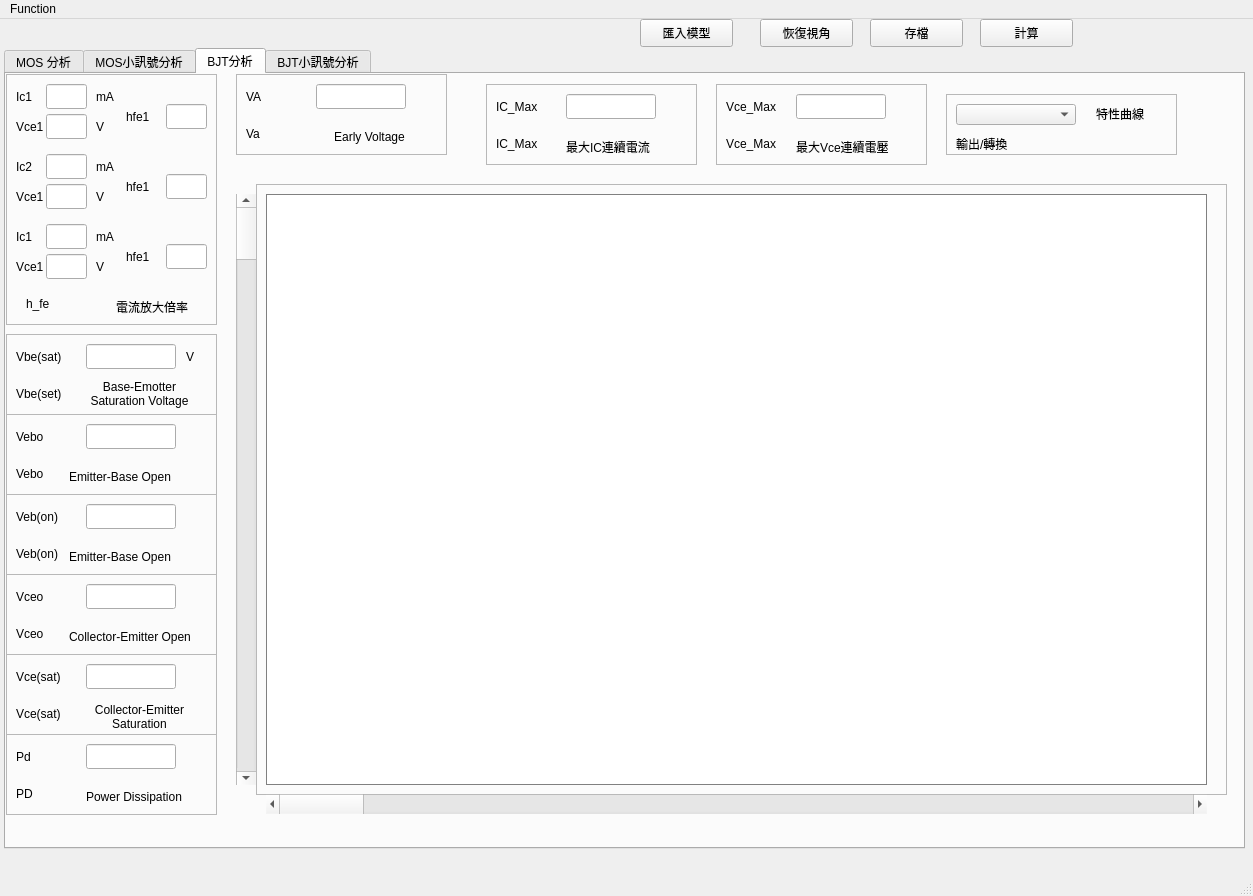
This is ui/mosandbjt.ui in markscat/MOSandBJT as Qt 5 draws it before an edit. The edited form follows.
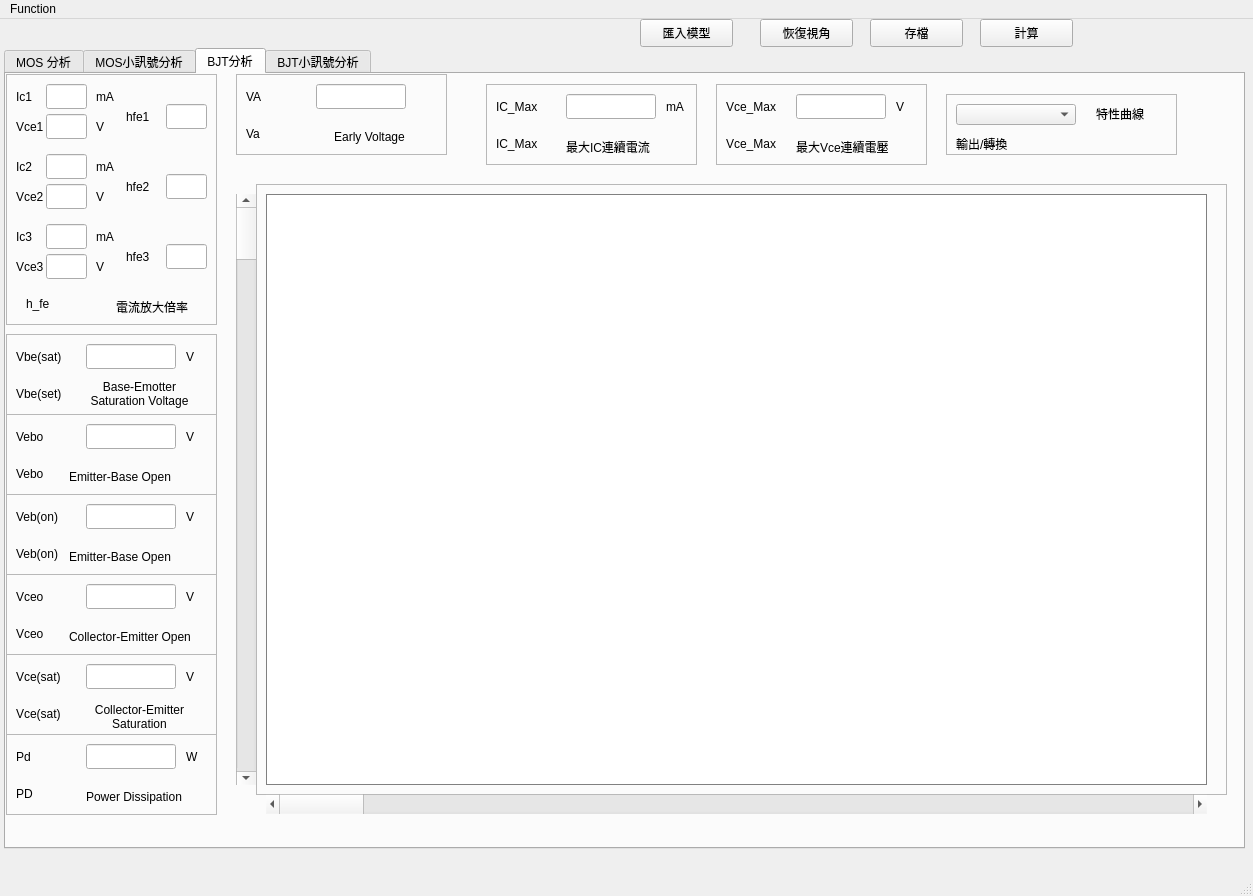
This is the edited form. Custom widgets are drawn as their Qt base class.

```diff
--- a/ui/mosandbjt.ui
+++ b/ui/mosandbjt.ui
@@ -1184,7 +1184,7 @@
         </rect>
        </property>
        <property name="text">
-        <string>Vce1</string>
+        <string>Vce2</string>
        </property>
       </widget>
       <widget class="QLineEdit" name="IC_Beta2_lineEdit">
@@ -1207,7 +1207,7 @@
         </rect>
        </property>
        <property name="text">
-        <string>hfe1</string>
+        <string>hfe2</string>
        </property>
       </widget>
       <widget class="QLineEdit" name="Beta2_lineEdit">
@@ -1250,7 +1250,7 @@
         </rect>
        </property>
        <property name="text">
-        <string>hfe1</string>
+        <string>hfe3</string>
        </property>
       </widget>
       <widget class="QLabel" name="label_58">
@@ -1263,7 +1263,7 @@
         </rect>
        </property>
        <property name="text">
-        <string>Ic1</string>
+        <string>Ic3</string>
        </property>
       </widget>
       <widget class="QLineEdit" name="VCE_Beta3_lineEdit">
@@ -1296,7 +1296,7 @@
         </rect>
        </property>
        <property name="text">
-        <string>Vce1</string>
+        <string>Vce3</string>
        </property>
       </widget>
       <widget class="QLabel" name="label_60">
@@ -1530,6 +1530,19 @@
         <string>Collector-Emitter Open</string>
        </property>
       </widget>
+      <widget class="QLabel" name="label_92">
+       <property name="geometry">
+        <rect>
+         <x>180</x>
+         <y>10</y>
+         <width>31</width>
+         <height>25</height>
+        </rect>
+       </property>
+       <property name="text">
+        <string>V</string>
+       </property>
+      </widget>
      </widget>
      <widget class="QFrame" name="VEBO_frame">
       <property name="geometry">
@@ -1595,6 +1608,19 @@
         <string>Emitter-Base Open</string>
        </property>
       </widget>
+      <widget class="QLabel" name="label_90">
+       <property name="geometry">
+        <rect>
+         <x>180</x>
+         <y>10</y>
+         <width>31</width>
+         <height>25</height>
+        </rect>
+       </property>
+       <property name="text">
+        <string>V</string>
+       </property>
+      </widget>
      </widget>
      <widget class="QFrame" name="IC_Max_frame">
       <property name="geometry">
@@ -1660,6 +1686,19 @@
         <string>最大IC連續電流</string>
        </property>
       </widget>
+      <widget class="QLabel" name="label_89">
+       <property name="geometry">
+        <rect>
+         <x>180</x>
+         <y>10</y>
+         <width>31</width>
+         <height>25</height>
+        </rect>
+       </property>
+       <property name="text">
+        <string>mA</string>
+       </property>
+      </widget>
      </widget>
      <widget class="QFrame" name="VCEsat_frame">
       <property name="geometry">
@@ -1731,6 +1770,19 @@
         <bool>true</bool>
        </property>
       </widget>
+      <widget class="QLabel" name="label_93">
+       <property name="geometry">
+        <rect>
+         <x>180</x>
+         <y>10</y>
+         <width>31</width>
+         <height>25</height>
+        </rect>
+       </property>
+       <property name="text">
+        <string>V</string>
+       </property>
+      </widget>
      </widget>
      <widget class="QFrame" name="Pd_Max_frame">
       <property name="geometry">
@@ -1796,6 +1848,19 @@
         <string>Power Dissipation</string>
        </property>
       </widget>
+      <widget class="QLabel" name="label_94">
+       <property name="geometry">
+        <rect>
+         <x>180</x>
+         <y>10</y>
+         <width>31</width>
+         <height>25</height>
+        </rect>
+       </property>
+       <property name="text">
+        <string>W</string>
+       </property>
+      </widget>
      </widget>
      <widget class="QFrame" name="Vce_Max_frame">
       <property name="geometry">
@@ -1861,6 +1926,19 @@
         <string>最大Vce連續電壓</string>
        </property>
       </widget>
+      <widget class="QLabel" name="label_95">
+       <property name="geometry">
+        <rect>
+         <x>180</x>
+         <y>10</y>
+         <width>31</width>
+         <height>25</height>
+        </rect>
+       </property>
+       <property name="text">
+        <string>V</string>
+       </property>
+      </widget>
      </widget>
      <widget class="QFrame" name="frame_4">
       <property name="geometry">
@@ -1978,6 +2056,19 @@
         <string>Emitter-Base Open</string>
        </property>
       </widget>
+      <widget class="QLabel" name="label_91">
+       <property name="geometry">
+        <rect>
+         <x>180</x>
+         <y>10</y>
+         <width>31</width>
+         <height>25</height>
+        </rect>
+       </property>
+       <property name="text">
+        <string>V</string>
+       </property>
+      </widget>
      </widget>
      <widget class="QFrame" name="Va_frame">
       <property name="geometry">
```
Left out of the diff: 48 changed lines with no effect on the pictures.
